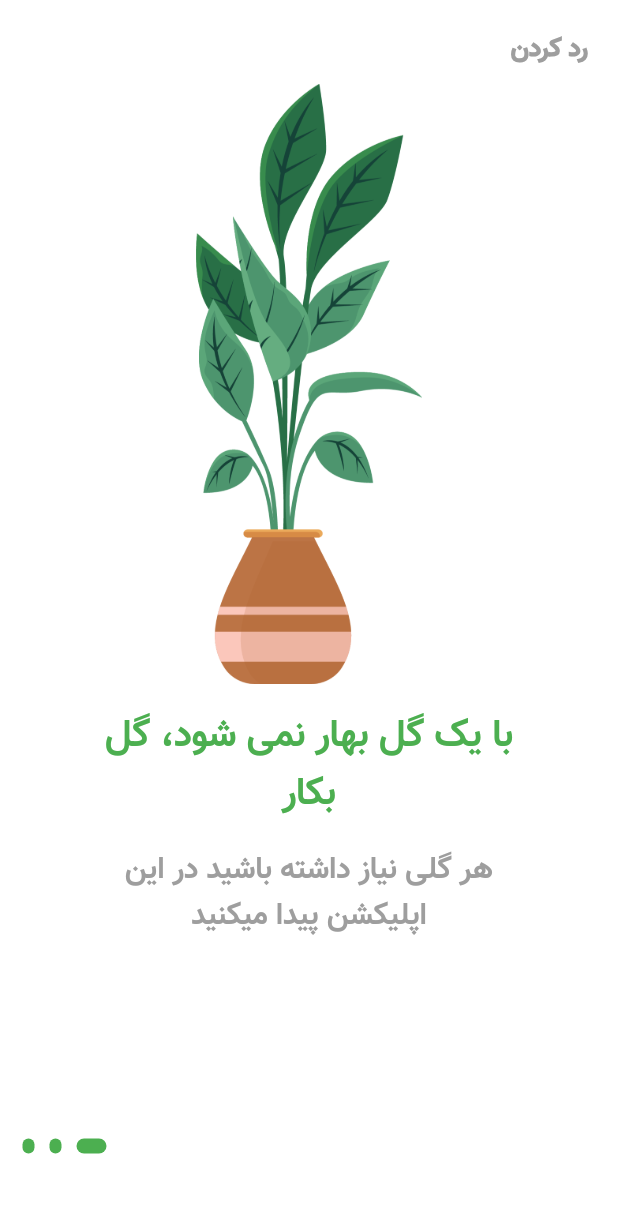
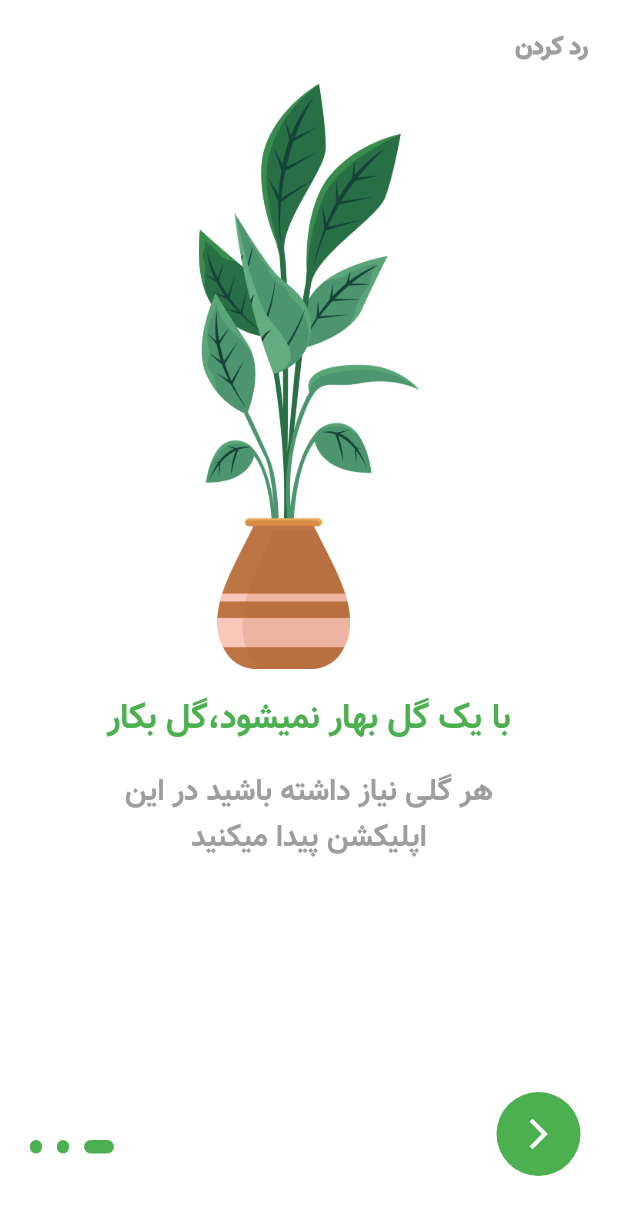
Before and after one commit to imanshbb/plant_app_ui, a Flutter app: the screen it shows after launch, swiped to page 3, on a phone screen of 412 x 824 dp. Shown: the top 1215 px of the screen. Run offline on Flutter 3.47's test engine with Material 2 defaults, Android fonts, the light colour scheme and no system bars.

Commit message:
create next bottom

```diff
--- a/lib/constants/constants.dart
+++ b/lib/constants/constants.dart
@@ -10,7 +10,7 @@ class Constant {
   static String titleTow = 'با گیاهان جدید آشنا شو';
   static String descriptionTow =
       'رز مشکی یا گل رز دوست داری؟ اینجا می تونی پیداش کنی';
-  static String titleTree = 'با یک گل بهار نمی شود، گل بکار';
+  static String titleTree = 'با یک گل بهار نمیشود،گل بکار';
   static String descriptionTree =
       'هر گلی نیاز داشته باشید در این اپلیکشن پیدا میکنید';
 }
--- a/lib/screens/home_page.dart
+++ b/lib/screens/home_page.dart
@@ -15,7 +15,7 @@ class _HomePageState extends State<HomePage> {
   Widget indicator(bool isActive) {
     return AnimatedContainer(
       duration: const Duration(milliseconds: 200),
-      height: 10.0,
+      height: 9.0,
       width: isActive ? 20.0 : 8.0,
       margin: const EdgeInsets.all(5.0),
       decoration: BoxDecoration(
@@ -53,7 +53,7 @@ class _HomePageState extends State<HomePage> {
                 'رد کردن',
                 style: TextStyle(
                   fontFamily: 'Vazir',
-                  fontSize: 17,
+                  fontSize: 16,
                   color: Colors.grey,
                   fontWeight: FontWeight.w900,
                 ),
@@ -94,9 +94,29 @@ class _HomePageState extends State<HomePage> {
           ),
           Positioned(
             bottom: 50.0,
-            left: 10.0,
+            left: 15.0,
             child: Row(
               children: _buildIndecator(),
+            ),
+          ),
+          Positioned(
+            bottom: 40.0,
+            right: 25.0,
+            child: Container(
+              decoration: BoxDecoration(
+                color: Constant.primeryColor,
+                borderRadius: BorderRadius.circular(50.0),
+              ),
+              child: Padding(
+                padding: const EdgeInsets.all(4.0),
+                child: IconButton(
+                  onPressed: () {},
+                  icon: const Icon(
+                    Icons.arrow_forward_ios,
+                    color: Colors.white,
+                  ),
+                ),
+              ),
             ),
           ),
         ],
@@ -125,7 +145,7 @@ class CreatePage extends StatelessWidget {
         children: [
           Image.asset(
             'assets/images/$image',
-            height: 400,
+            height: 390,
           ),
           const SizedBox(height: 15.0),
           Text(
@@ -133,7 +153,7 @@ class CreatePage extends StatelessWidget {
             textAlign: TextAlign.center,
             style: TextStyle(
               fontFamily: 'Vazir',
-              fontSize: 25.0,
+              fontSize: 23.0,
               fontWeight: FontWeight.bold,
               color: Constant.primeryColor,
             ),
```
